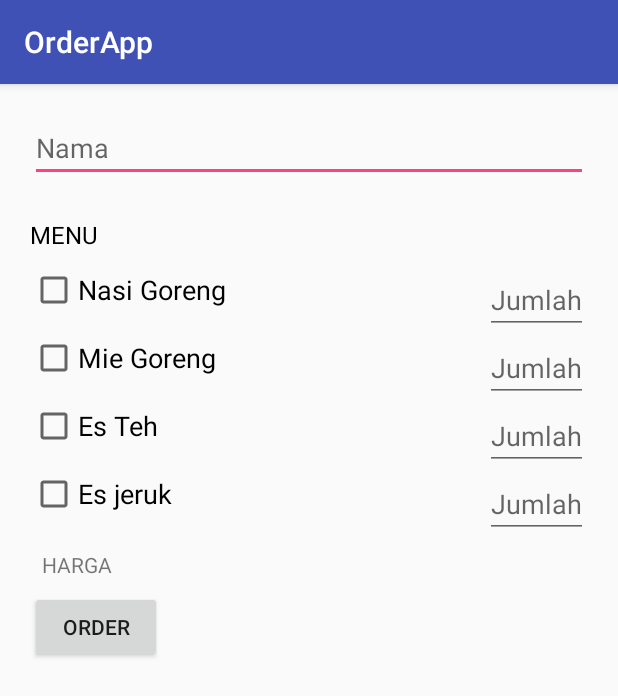
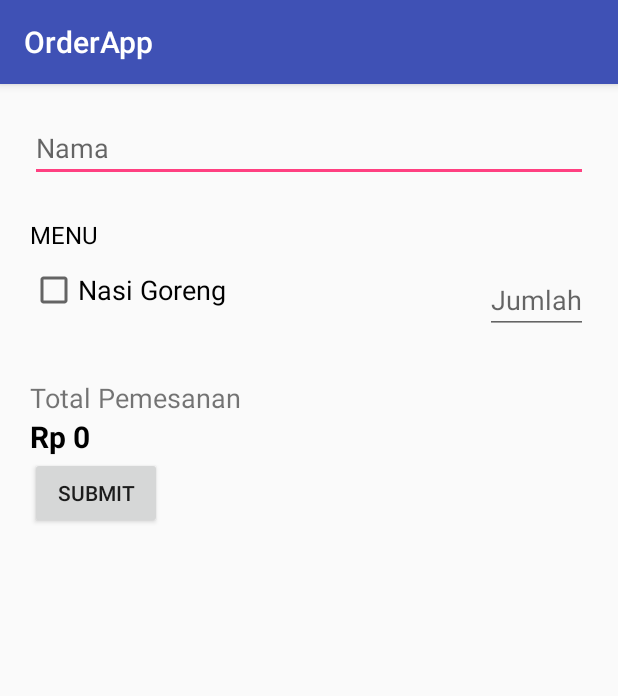
Before and after one commit to Insan23/OrderApp, an Android app: the screen it shows after launch (MainActivity), on a phone screen of 412 x 824 dp. Shown: the top 696 px of the screen. Run offline under Robolectric (Android 15) with nearby library versions, the phone set to English and light mode, and no system bars; 1 statement that could not run was skipped.

```diff
--- a/app/src/main/java/id/onestep/orderapp/MainActivity.java
+++ b/app/src/main/java/id/onestep/orderapp/MainActivity.java
@@ -16,25 +16,56 @@ import java.util.Locale;
 
 public class MainActivity extends AppCompatActivity {
 
-    int jumlah;
+    CheckBox cbNasi, cbMie, cbEsteh, cbEsjeruk;
+    TextView txtOrder;
+    EditText etNama, etJumlahNasi, etJumlahMie, etJumlahEsteh, etJumlahEsjeruk;
+    Button submit;
+    //int jumlahNasi,jumlahMie,jumlahEsteh,jumlahEsjeruk;
+    String order;
+    double totalHarga;
+    boolean status;
+
 
     @Override
     protected void onCreate(Bundle savedInstanceState) {
         super.onCreate(savedInstanceState);
         setContentView(R.layout.activity_main);
-    }
 
-    public void submitOrder(View view) {
-        EditText mJumlah = (EditText) findViewById(R.id.teks_jumlah);
-        jumlah = Integer.parseInt(mJumlah.getText().toString());
-        tampilkanHarga(jumlah * 7000);
-    }
+        cbNasi = (CheckBox) findViewById(R.id.ckNasi);
+        txtOrder = (TextView) findViewById(R.id.orderSummary);
+        etNama = (EditText) findViewById(R.id.etNama);
+        etJumlahNasi = (EditText) findViewById(R.id.etJumlahNasi);
 
-    public void tampilkanHarga(int harga) {
-        TextView quantity = findViewById(R.id.teks_harga);
-        EditText mNama = (EditText) findViewById(R.id.nama);
-        String pemesanan = mNama.toString();
-        pemesanan += "\nRp " + harga;
-        quantity.setText(pemesanan);
+        Locale localeID = new Locale("in", "ID");
+        final NumberFormat formatRupiah = NumberFormat.getCurrencyInstance(localeID);
+
+        submit = (Button) findViewById(R.id.btnSubmit);
+        submit.setOnClickListener(new View.OnClickListener() {
+            @Override
+            public void onClick(View view) {
+                order = "";
+                if (cbNasi.isChecked()) {
+                    if (etJumlahNasi.getText().length() == 0) {
+                        etJumlahNasi.setError("harus diisi");
+                        status = false;
+                    } else {
+                        status = true;
+                        int jumlahNasi = Integer.parseInt(etJumlahNasi.getText().toString());
+                        order += "Nasi Goreng, " + jumlahNasi + " piring @ Rp 7000 : " + (jumlahNasi * 7000) + "\n";
+                        totalHarga += jumlahNasi * 7000;
+                    }
+                }
+
+                order += "\nharga : " + formatRupiah.format((double) totalHarga);
+                txtOrder.setText(order);
+                Intent i = new Intent(Intent.ACTION_SENDTO);
+                i.setData(Uri.parse("mailto:"));
+                i.putExtra(Intent.EXTRA_SUBJECT, "order dari " + etNama.getText().toString());
+                i.putExtra(Intent.EXTRA_TEXT, order);
+                if (status) {
+                    startActivity(i);
+                }
+            }
+        });
     }
 }
--- a/app/src/main/res/layout/activity_main.xml
+++ b/app/src/main/res/layout/activity_main.xml
@@ -53,7 +53,7 @@
                             android:layout_width="wrap_content"
                             android:layout_height="wrap_content"
                             android:text="Nasi Goreng"
-                            android:textSize="8pt" />
+                            android:textSize="18sp" />
 
                         <EditText
                             android:id="@+id/etJumlahNasi"
@@ -62,70 +62,7 @@
                             android:layout_alignParentRight="true"
                             android:hint="Jumlah"
                             android:inputType="number"
-                            android:textSize="8pt" />
-                    </RelativeLayout>
-
-                    <RelativeLayout
-                        android:layout_width="match_parent"
-                        android:layout_height="wrap_content">
-
-                        <CheckBox
-                            android:id="@+id/ckMie"
-                            android:layout_width="wrap_content"
-                            android:layout_height="wrap_content"
-                            android:text="Mie Goreng"
-                            android:textSize="8pt" />
-
-                        <EditText
-                            android:id="@+id/etJumlahMie"
-                            android:layout_width="wrap_content"
-                            android:layout_height="wrap_content"
-                            android:layout_alignParentRight="true"
-                            android:hint="Jumlah"
-                            android:inputType="number"
-                            android:textSize="8pt" />
-                    </RelativeLayout>
-
-                    <RelativeLayout
-                        android:layout_width="match_parent"
-                        android:layout_height="wrap_content">
-
-                        <CheckBox
-                            android:id="@+id/ckEsteh"
-                            android:layout_width="wrap_content"
-                            android:layout_height="wrap_content"
-                            android:text="Es Teh"
-                            android:textSize="8pt" />
-
-                        <EditText
-                            android:id="@+id/etEsteh"
-                            android:layout_width="wrap_content"
-                            android:layout_height="wrap_content"
-                            android:layout_alignParentRight="true"
-                            android:hint="Jumlah"
-                            android:inputType="number"
-                            android:textSize="8pt" />
-                    </RelativeLayout>
-
-                    <RelativeLayout
-                        android:layout_width="match_parent"
-                        android:layout_height="wrap_content">
-
-                        <CheckBox
-                            android:id="@+id/ckEsjeruk"
-                            android:layout_width="wrap_content"
-                            android:layout_height="wrap_content"
-                            android:text="Es jeruk"
-                            android:textSize="8pt" />
-
-                        <EditText
-                            android:id="@+id/etEsjeruk"
-                            android:layout_width="wrap_content"
-                            android:layout_height="wrap_content"
-                            android:layout_alignParentRight="true"
-                            android:hint="Jumlah"
-                            android:inputType="number"
-                            android:textSize="8pt" />
+                            android:textSize="18sp" />
                     </RelativeLayout>
 
                 </LinearLayout>
@@ -136,30 +73,31 @@
                     android:layout_marginLeft="20dp"
                     android:orientation="vertical">
 
-
                 </LinearLayout>
-
 
             </LinearLayout>
 
             <TextView
                 android:layout_width="wrap_content"
                 android:layout_height="wrap_content"
-                android:layout_margin="8dp"
-                android:text="HARGA" />
+                android:layout_marginTop="30dp"
+                android:text="Total Pemesanan"
+                android:textSize="18sp" />
 
+            <TextView
+                android:id="@+id/orderSummary"
+                android:layout_width="wrap_content"
+                android:layout_height="wrap_content"
+                android:text="Rp 0"
+                android:textColor="#000000"
+                android:textSize="20sp"
+                android:textStyle="bold" />
 
             <Button
+                android:id="@+id/btnSubmit"
                 android:layout_width="wrap_content"
                 android:layout_height="wrap_content"
-                android:onClick="submitOrder"
-                android:text="ORDER" />
-
-            <TextView
-                android:id="@+id/teks_harga"
-                android:layout_width="wrap_content"
-                android:layout_height="wrap_content"
-                android:layout_margin="8dp" />
+                android:text="Submit" />
 
         </LinearLayout>
 
```
